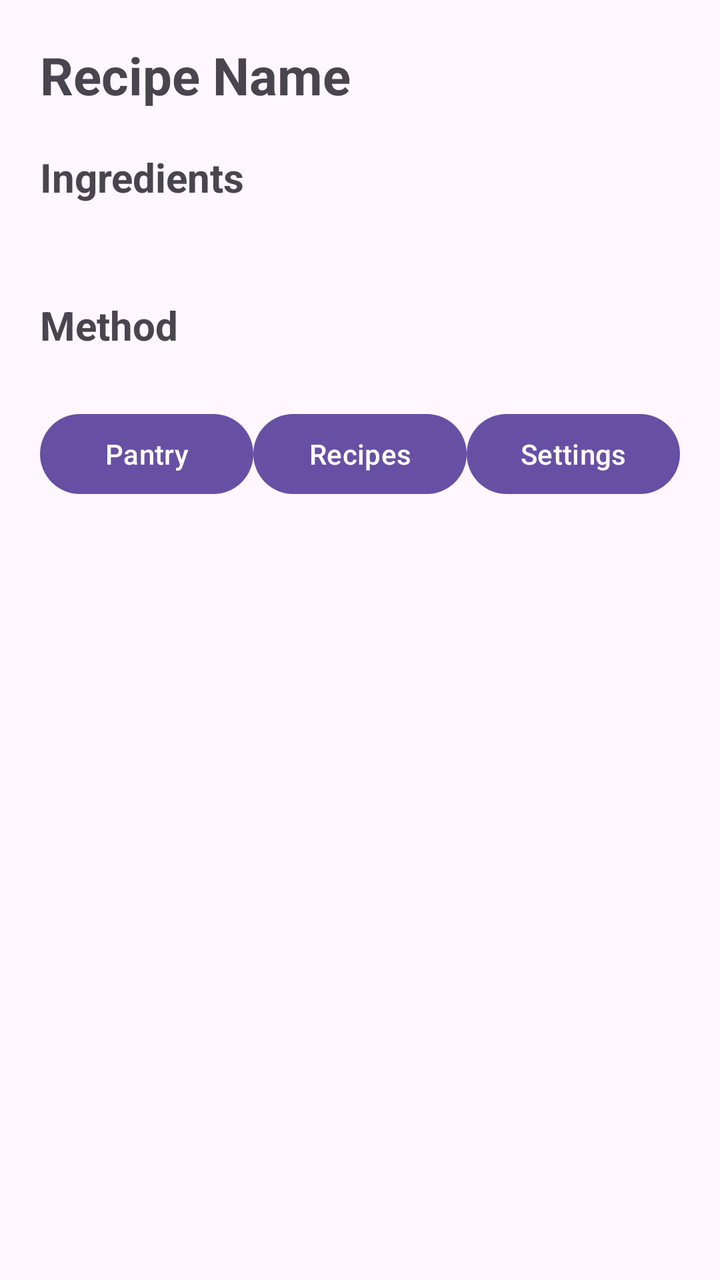
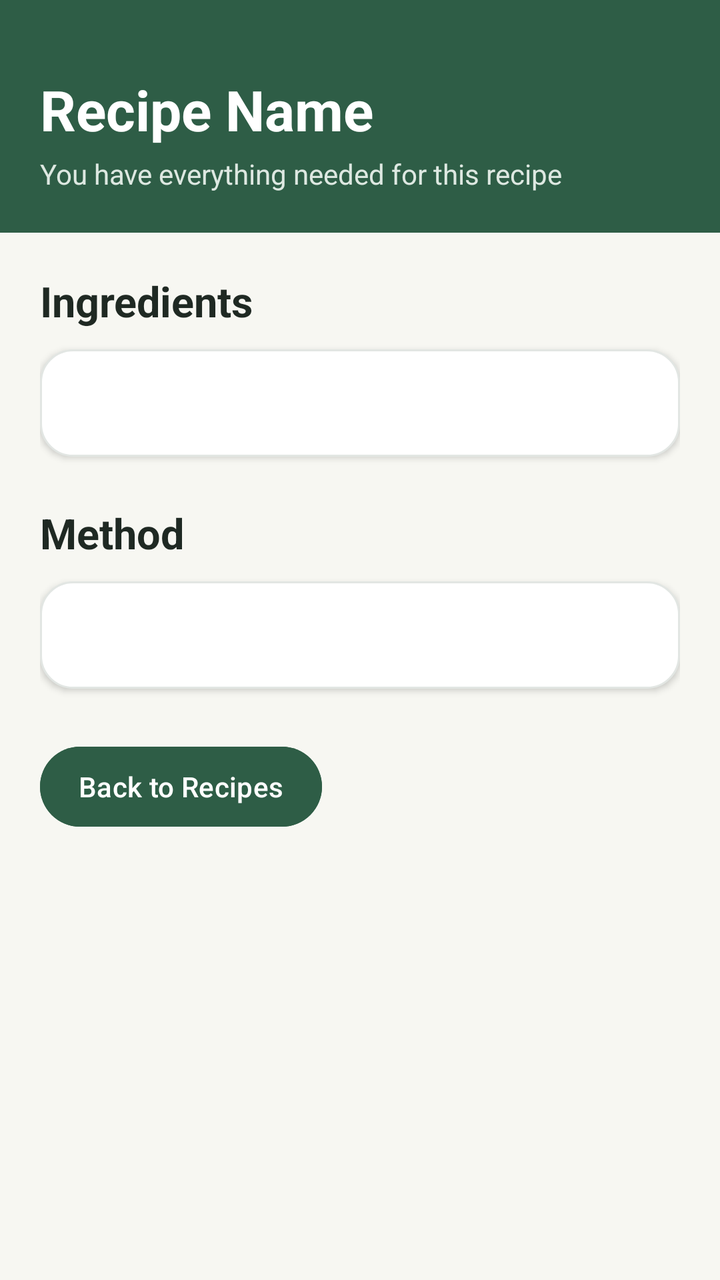

An Android layout rendered at two revisions. The XML below is the earlier revision; the diff shows what the commit changed to produce the second picture.
<!-- AndroidManifest.xml: application theme Theme.SmartPantryManager -->
<!-- res/layout/activity_recipe_detail.xml -->
<?xml version="1.0" encoding="utf-8"?>
<ScrollView
    xmlns:android="http://schemas.android.com/apk/res/android"
    android:layout_width="match_parent"
    android:layout_height="match_parent">

    <LinearLayout
        android:layout_width="match_parent"
        android:layout_height="wrap_content"
        android:orientation="vertical"
        android:padding="20dp">

        <TextView
            android:id="@+id/textViewRecipeTitle"
            android:layout_width="wrap_content"
            android:layout_height="wrap_content"
            android:text="Recipe Name"
            android:textSize="26sp"
            android:textStyle="bold" />

        <TextView
            android:layout_width="wrap_content"
            android:layout_height="wrap_content"
            android:text="Ingredients"
            android:textSize="20sp"
            android:textStyle="bold"
            android:layout_marginTop="20dp" />

        <TextView
            android:id="@+id/textViewIngredients"
            android:layout_width="match_parent"
            android:layout_height="wrap_content"
            android:layout_marginTop="8dp" />

        <TextView
            android:layout_width="wrap_content"
            android:layout_height="wrap_content"
            android:text="Method"
            android:textSize="20sp"
            android:textStyle="bold"
            android:layout_marginTop="20dp" />

        <TextView
            android:id="@+id/textViewInstructions"
            android:layout_width="match_parent"
            android:layout_height="wrap_content"
            android:layout_marginTop="8dp" />

        <include
            layout="@layout/bottom_navigation" />
    </LinearLayout>

</ScrollView>
<!-- res/layout/bottom_navigation.xml (included above) -->
<?xml version="1.0" encoding="utf-8"?>
<LinearLayout xmlns:android="http://schemas.android.com/apk/res/android"
    android:layout_width="match_parent"
    android:layout_height="wrap_content"
    android:orientation="horizontal">

    <Button
        android:id="@+id/buttonNavPantry"
        android:layout_width="0dp"
        android:layout_height="wrap_content"
        android:layout_weight="1"
        android:text="Pantry" />

    <Button
        android:id="@+id/buttonNavRecipes"
        android:layout_width="0dp"
        android:layout_height="wrap_content"
        android:layout_weight="1"
        android:text="Recipes" />

    <Button
        android:id="@+id/buttonNavSettings"
        android:layout_width="0dp"
        android:layout_height="wrap_content"
        android:layout_weight="1"
        android:text="Settings" />

</LinearLayout>
<!-- resources referenced by this layout -->
<resources>
  <style name="Theme.SmartPantryManager" parent="Base.Theme.SmartPantryManager" />
  <style name="Base.Theme.SmartPantryManager" parent="Theme.Material3.DayNight.NoActionBar">
          
          
      </style>
</resources>

<!-- the commit's change to res/layout/activity_recipe_detail.xml (unified diff, before → after) -->
@@ -2,81 +2,101 @@
 <ScrollView
     xmlns:android="http://schemas.android.com/apk/res/android"
     android:layout_width="match_parent"
-    android:layout_height="match_parent">
+    android:layout_height="match_parent"
+    android:background="@color/pantry_background">
 
     <LinearLayout
         android:layout_width="match_parent"
         android:layout_height="wrap_content"
-        android:orientation="vertical"
-        android:padding="20dp">
+        android:orientation="vertical">
 
-        <TextView
-            android:id="@+id/textViewRecipeTitle"
-            android:layout_width="wrap_content"
-            android:layout_height="wrap_content"
-            android:text="Recipe Name"
-            android:textSize="26sp"
-            android:textStyle="bold" />
-
-        <TextView
-            android:layout_width="wrap_content"
-            android:layout_height="wrap_content"
-            android:text="Ingredients"
-            android:textSize="20sp"
-            android:textStyle="bold"
-            android:layout_marginTop="20dp" />
-
-        <TextView
-            android:id="@+id/textViewIngredients"
+        
+        <LinearLayout
             android:layout_width="match_parent"
             android:layout_height="wrap_content"
-            android:layout_marginTop="8dp" />
+            android:orientation="vertical"
+            android:background="@color/pantry_green"
+            android:padding="20dp">
 
-        <TextView
-            android:layout_width="wrap_content"
-            android:layout_height="wrap_content"
-            android:text="Method"
-            android:textSize="20sp"
-            android:textStyle="bold"
-            android:layout_marginTop="20dp" />
+            <TextView
+                android:id="@+id/textViewRecipeTitle"
+                android:layout_width="wrap_content"
+                android:layout_height="wrap_content"
+                android:text="Recipe Name"
+                android:textColor="@color/pantry_white"
+                android:textSize="28sp"
+                android:textStyle="bold"
+                android:paddingTop="16dp"/>
 
-        <TextView
-            android:id="@+id/textViewInstructions"
+            <TextView
+                android:layout_width="wrap_content"
+                android:layout_height="wrap_content"
+                android:text="You have everything needed for this recipe"
+                android:textColor="#DDE8E1"
+                android:textSize="14sp"
+                android:layout_marginTop="4dp" />
+
+        </LinearLayout>
+
+        
+        <LinearLayout
             android:layout_width="match_parent"
             android:layout_height="wrap_content"
-            android:layout_marginTop="8dp" />
+            android:orientation="vertical"
+            android:padding="20dp">
 
-        <include
-            layout="@layout/bottom_navigation" />
+            <TextView
+                android:layout_width="wrap_content"
+                android:layout_height="wrap_content"
+                android:text="Ingredients"
+                android:textSize="21sp"
+                android:textStyle="bold"
+                android:textColor="@color/pantry_text" />
+
+            <TextView
+                android:id="@+id/textViewIngredients"
+                android:layout_width="match_parent"
+                android:layout_height="wrap_content"
+                android:layout_marginTop="10dp"
+                android:background="@drawable/pantry_background"
+                android:elevation="2dp"
+                android:padding="16dp"
+                android:textColor="@color/pantry_text"
+                android:textSize="16sp" />
+
+            <TextView
+                android:layout_width="wrap_content"
+                android:layout_height="wrap_content"
+                android:text="Method"
+                android:textSize="21sp"
+                android:textStyle="bold"
+                android:textColor="@color/pantry_text"
+                android:layout_marginTop="24dp" />
+
+            <TextView
+                android:id="@+id/textViewInstructions"
+                android:layout_width="match_parent"
+                android:layout_height="wrap_content"
+                android:layout_marginTop="10dp"
+                android:background="@drawable/pantry_background"
+                android:elevation="2dp"
+                android:padding="16dp"
+                android:textColor="@color/pantry_text"
+                android:textSize="16sp"
+                android:lineSpacingExtra="4dp" />
+
+            <Button
+                android:id="@+id/buttonBack"
+                android:layout_width="141dp"
+                android:layout_height="wrap_content"
+                android:layout_marginTop="25dp"
+                android:backgroundTint="@color/pantry_green"
+                android:padding="0dp"
+                android:text="Back to Recipes"
+                android:textAllCaps="false"
+                android:textColor="@color/pantry_white" />
+        </LinearLayout>
+
     </LinearLayout>
 
 </ScrollView>
-<!-- res/layout/bottom_navigation.xml (included above) -->
-<?xml version="1.0" encoding="utf-8"?>
-<LinearLayout xmlns:android="http://schemas.android.com/apk/res/android"
-    android:layout_width="match_parent"
-    android:layout_height="wrap_content"
-    android:orientation="horizontal">
-
-    <Button
-        android:id="@+id/buttonNavPantry"
-        android:layout_width="0dp"
-        android:layout_height="wrap_content"
-        android:layout_weight="1"
-        android:text="Pantry" />
-
-    <Button
-        android:id="@+id/buttonNavRecipes"
-        android:layout_width="0dp"
-        android:layout_height="wrap_content"
-        android:layout_weight="1"
-        android:text="Recipes" />
-
-    <Button
-        android:id="@+id/buttonNavSettings"
-        android:layout_width="0dp"
-        android:layout_height="wrap_content"
-        android:layout_weight="1"
-        android:text="Settings" />
-
-</LinearLayout>
<!-- resource entries referenced after the edit -->
@@ -1,5 +1,23 @@
 <!-- resources referenced by this layout -->
 <resources>
+  <color name="pantry_background">#F7F7F2</color>
+  <color name="pantry_green">#2E5D46</color>
+  <color name="pantry_text">#1F2923</color>
+  <color name="pantry_white">#FFFFFF</color>
+  <!-- drawable pantry_background (drawable) -->
+  <?xml version="1.0" encoding="utf-8"?>
+  <shape xmlns:android="http://schemas.android.com/apk/res/android"
+      android:shape="rectangle">
+  
+      <solid android:color="@color/pantry_white" />
+  
+      <corners android:radius="16dp" />
+  
+      <stroke
+          android:width="1dp"
+          android:color="#E2E6E3" />
+  
+  </shape>
   <style name="Theme.SmartPantryManager" parent="Base.Theme.SmartPantryManager" />
   <style name="Base.Theme.SmartPantryManager" parent="Theme.Material3.DayNight.NoActionBar">
           
